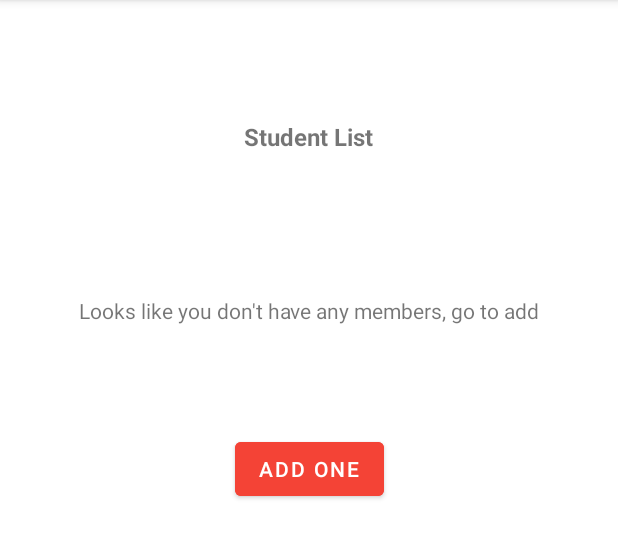
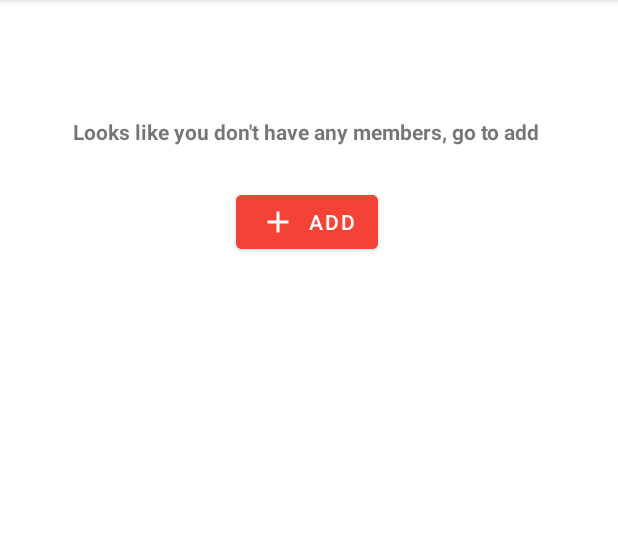
Before and after one commit to stargazer39/BodiCount, an Android app: the StudentManagerActivity screen opened directly, with no data from a screen before it, on a phone screen of 412 x 824 dp, the part 84-643 px from its top. Run offline under Robolectric (Android 15) with nearby library versions, the phone set to English and light mode, and no system bars; our stand-ins replace Firebase (no records; nobody signed in at launch, a user with empty details on screens opened directly); 2 statements that could not run were skipped.

Commit message:
Sudent manager

```diff
--- a/app/src/main/java/com/bodicount/StudentManagerActivity.java
+++ b/app/src/main/java/com/bodicount/StudentManagerActivity.java
@@ -1,14 +1,126 @@
 package com.bodicount;
 
+import androidx.annotation.NonNull;
 import androidx.appcompat.app.AppCompatActivity;
+import androidx.recyclerview.widget.LinearLayoutManager;
+import androidx.recyclerview.widget.RecyclerView;
 
+import android.content.Intent;
 import android.os.Bundle;
+import android.util.Log;
+import android.view.View;
+import android.widget.LinearLayout;
+
+import com.bodicount.R;
+import com.bodicount.StudentManagerAddStudent;
+import com.bodicount.organizer.Organizer;
+import com.bodicount.organizer.StudentAdaptor;
+import com.bodicount.student.Student;
+import com.bodicount.timeslot.OnEventHandler;
+import com.google.android.gms.tasks.OnCompleteListener;
+import com.google.android.gms.tasks.Task;
+import com.google.firebase.auth.FirebaseAuth;
+import com.google.firebase.auth.FirebaseUser;
+import com.google.firebase.firestore.DocumentSnapshot;
+import com.google.firebase.firestore.FieldPath;
+import com.google.firebase.firestore.FirebaseFirestore;
+import com.google.firebase.firestore.QuerySnapshot;
+
+import java.util.ArrayList;
+import java.util.List;
 
 public class StudentManagerActivity extends AppCompatActivity {
+    private FirebaseAuth mAuth;
+    private FirebaseFirestore db;
 
     @Override
     protected void onCreate(Bundle savedInstanceState) {
         super.onCreate(savedInstanceState);
         setContentView(R.layout.activity_student_manager);
+        mAuth = FirebaseAuth.getInstance();
+        db = FirebaseFirestore.getInstance();
+        refresh();
+    }
+
+    private void refresh(){
+        try{
+            db.collection("user")
+                    .document(mAuth.getCurrentUser().getUid())
+                    .get()
+                    .addOnCompleteListener(new OnCompleteListener<DocumentSnapshot>() {
+                        @Override
+                        public void onComplete(@NonNull Task<DocumentSnapshot> task) {
+                            if(task.isSuccessful()){
+                                Organizer organizer = task.getResult().toObject(Organizer.class);
+                                List<String> students = organizer.getStudentList();
+
+
+                                for(String s: students){
+                                    Log.i("student",s);
+                                }
+
+                                if(students == null || students.size() <= 0){
+                                    Log.i("student", "No students");
+                                    return;
+                                }
+
+                                // Update the UI
+                                db.collection("user")
+                                        .whereIn(FieldPath.documentId(), students)
+                                        .get()
+                                        .addOnCompleteListener(new OnCompleteListener<QuerySnapshot>() {
+                                            @Override
+                                            public void onComplete(@NonNull Task<QuerySnapshot> task) {
+                                                if(task.isSuccessful()){
+                                                    List<DocumentSnapshot> documentSnapshots = task.getResult().getDocuments();
+                                                    List<Student> studentList = new ArrayList<>();
+
+                                                    for(DocumentSnapshot snapshot : documentSnapshots){
+                                                        Student student = snapshot.toObject(Student.class);
+                                                        student.setId(snapshot.getId());
+                                                        studentList.add(student);
+                                                    }
+
+                                                    setData(studentList);
+                                                }else{
+                                                    task.getException().printStackTrace();
+                                                }
+                                            }
+                                        });
+                            }
+                        }
+                    });
+        }catch (Exception e){
+            e.printStackTrace();
+        }
+    }
+
+    public void addNewStudent(View view){
+        /*Intent intent = new Intent(this, StudentManagerAddStudent.class);
+        startActivity(intent);*/
+    }
+
+    public void setData(List<Student> studentList) {
+        Log.i("student", "setData");
+        RecyclerView studentListView = (RecyclerView) findViewById(R.id.student_list);
+        LinearLayout linearLayout = (LinearLayout) findViewById(R.id.addNewStudent);
+
+        if(studentList.size() > 0){
+            linearLayout.setVisibility(View.INVISIBLE);
+            // addButton.setVisibility(View.VISIBLE);
+        }else{
+            linearLayout.setVisibility(View.VISIBLE);
+            // addButton.setVisibility(View.INVISIBLE);
+        }
+
+        StudentAdaptor adaptor = new StudentAdaptor(studentList, mAuth, db, new OnEventHandler() {
+            @Override
+            public void onEvent() {
+                refresh();
+            }
+        });
+
+        studentListView.setAdapter(adaptor);
+        studentListView.setLayoutManager(new LinearLayoutManager(this));
     }
 }
--- a/app/src/main/res/layout/activity_student_manager.xml
+++ b/app/src/main/res/layout/activity_student_manager.xml
@@ -6,43 +6,44 @@
     android:layout_height="match_parent"
     tools:context=".StudentManagerActivity">
 
-    <TextView
-        android:id="@+id/textView2"
-        android:layout_width="108dp"
-        android:layout_height="45dp"
-        android:layout_marginTop="80dp"
-        android:text="@string/topic_student_list"
-        android:textAlignment="center"
-        android:textSize="16sp"
-        android:textStyle="bold"
-        app:layout_constraintEnd_toEndOf="parent"
-        app:layout_constraintHorizontal_bias="0.498"
-        app:layout_constraintStart_toStartOf="parent"
+    <LinearLayout
+        android:id="@+id/addNewStudent"
+        android:layout_width="409dp"
+        android:layout_height="140dp"
+        android:layout_marginTop="52dp"
+        android:orientation="vertical"
         app:layout_constraintTop_toTopOf="parent"
-        tools:text="Student List" />
+        tools:layout_editor_absoluteX="1dp">
 
         <TextView
-        android:id="@+id/textView3"
-        android:layout_width="307dp"
-        android:layout_height="wrap_content"
-        android:layout_marginHorizontal="25dp"
-        android:layout_marginTop="72dp"
+            android:id="@+id/textView28"
+            android:layout_width="326dp"
+            android:layout_height="72dp"
+            android:layout_gravity="center"
+            android:gravity="center"
             android:text="@string/descriptionStudentList"
             android:textAlignment="center"
-        app:layout_constraintEnd_toEndOf="parent"
-        app:layout_constraintHorizontal_bias="0.5"
-        app:layout_constraintStart_toStartOf="parent"
-        app:layout_constraintTop_toBottomOf="@+id/textView2" />
+            android:textStyle="bold" />
 
         <Button
-        android:id="@+id/button3"
+            android:id="@+id/addStudent"
             android:layout_width="wrap_content"
             android:layout_height="wrap_content"
-        android:layout_marginTop="72dp"
-        android:backgroundTint="@color/StudentManagerBtnColor"
-        android:text="@string/addOneBtton"
+            android:layout_gravity="center"
+            android:backgroundTint="@color/btn_backgroundcolor"
+            android:gravity="center"
+            android:text="Add"
+            app:icon="@drawable/ic_baseline_add_24" />
+
+    </LinearLayout>
+
+    <androidx.recyclerview.widget.RecyclerView
+        android:id="@+id/student_list"
+        android:layout_width="406dp"
+        android:layout_height="456dp"
         app:layout_constraintEnd_toEndOf="parent"
-        app:layout_constraintHorizontal_bias="0.5"
+        app:layout_constraintHorizontal_bias="0.8"
         app:layout_constraintStart_toStartOf="parent"
-        app:layout_constraintTop_toBottomOf="@+id/textView3" />
+        app:layout_constraintTop_toBottomOf="@+id/addNewStudent" />
+
 </androidx.constraintlayout.widget.ConstraintLayout>
```
Lines whose indentation alone changed are shown as unchanged.
